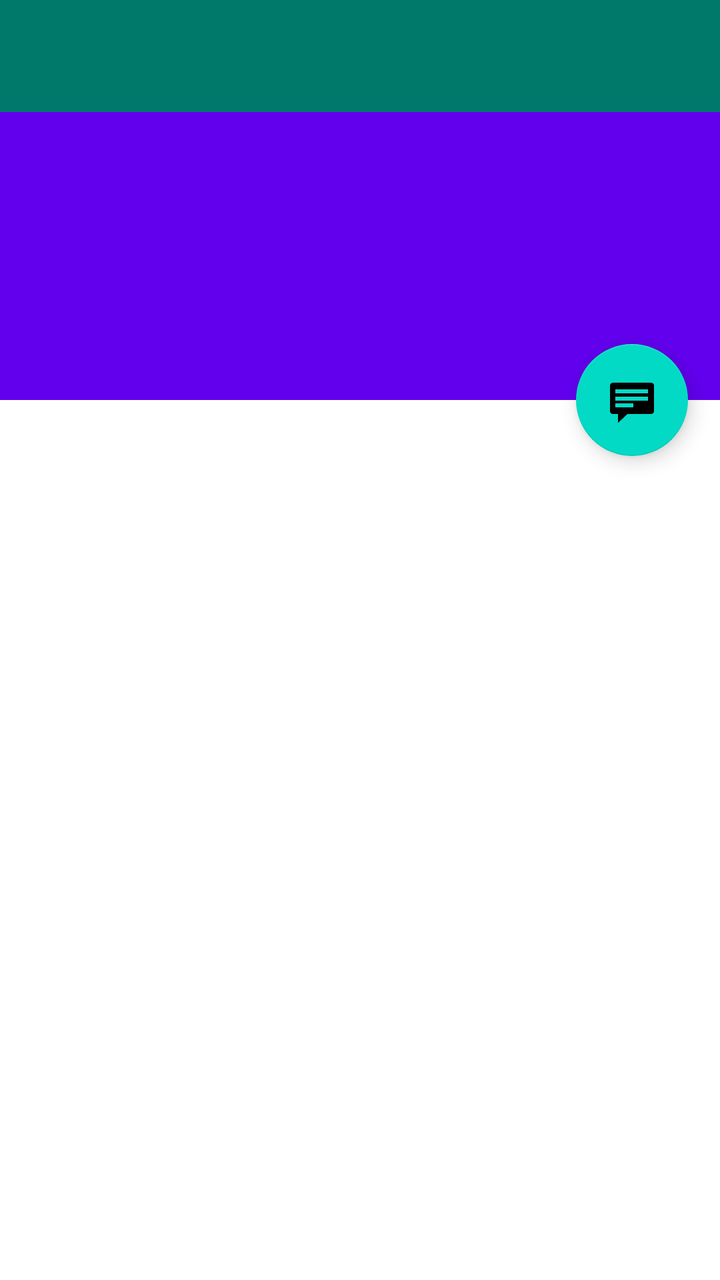
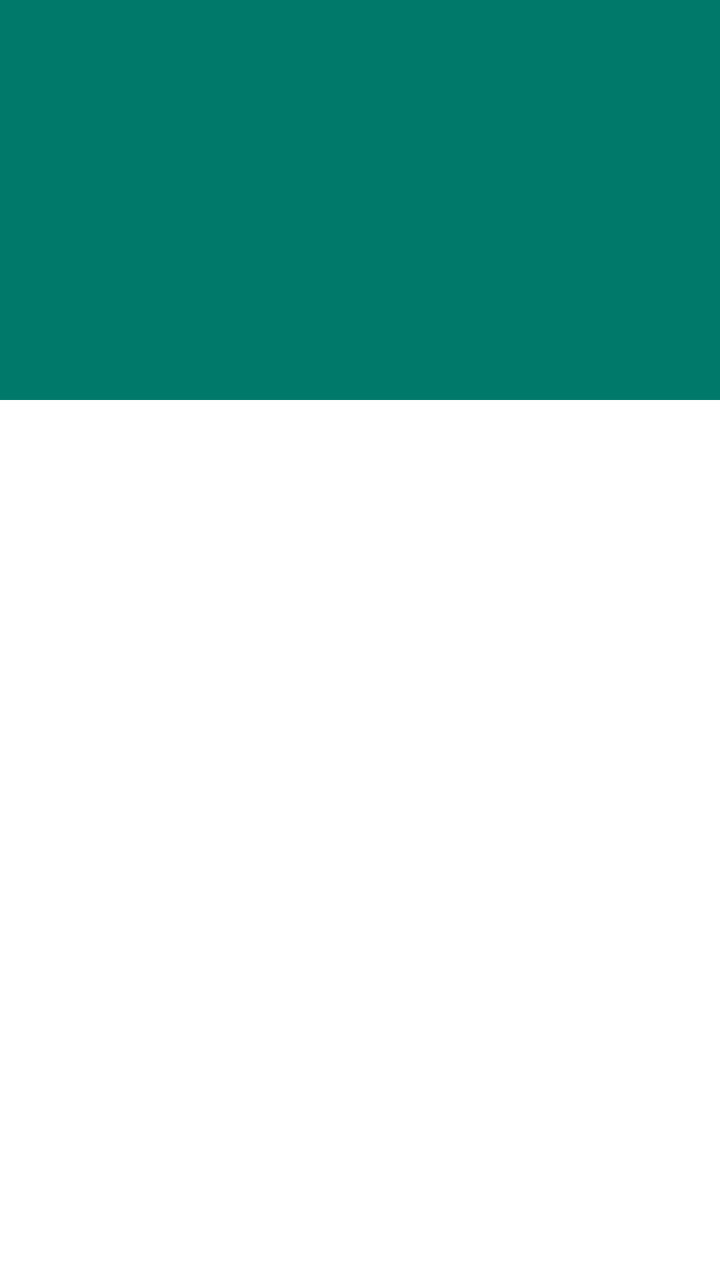

The first picture is an Android layout as it rendered before a commit; the second is the same layout after the commit. The layout source and the unified diff follow.
<!-- AndroidManifest.xml: activity theme AppTheme.NoActionBar -->
<!-- res/layout/activity_credential_detail.xml -->
<?xml version="1.0" encoding="utf-8"?>
<androidx.coordinatorlayout.widget.CoordinatorLayout xmlns:android="http://schemas.android.com/apk/res/android"
    xmlns:app="http://schemas.android.com/apk/res-auto"
    xmlns:tools="http://schemas.android.com/tools"
    android:layout_width="match_parent"
    android:layout_height="match_parent"
    android:fitsSystemWindows="true"
    tools:context=".CredentialDetailActivity"
    tools:ignore="MergeRootFrame">

    <com.google.android.material.appbar.AppBarLayout
        android:id="@+id/app_bar"
        android:layout_width="match_parent"
        android:layout_height="@dimen/app_bar_height"
        android:fitsSystemWindows="true"
        android:theme="@style/AppTheme.NoActionBar">

        <com.google.android.material.appbar.CollapsingToolbarLayout
            android:id="@+id/toolbar_layout"
            android:layout_width="match_parent"
            android:layout_height="match_parent"
            android:fitsSystemWindows="true"
            app:contentScrim="@color/teal_700"
            app:layout_scrollFlags="scroll|exitUntilCollapsed"
            app:toolbarId="@+id/toolbar">

            <androidx.appcompat.widget.Toolbar
                android:id="@+id/detail_toolbar"
                android:layout_width="match_parent"
                android:background="@color/teal_700"
                android:layout_height="?attr/actionBarSize"
                app:layout_collapseMode="pin"
                app:popupTheme="@style/ThemeOverlay.AppCompat.Light" />

        </com.google.android.material.appbar.CollapsingToolbarLayout>

    </com.google.android.material.appbar.AppBarLayout>

    <androidx.core.widget.NestedScrollView
        android:id="@+id/credential_detail_container"
        android:layout_width="match_parent"
        android:layout_height="match_parent"
        app:layout_behavior="@string/appbar_scrolling_view_behavior" />

    <com.google.android.material.floatingactionbutton.FloatingActionButton
        android:id="@+id/fab"
        android:layout_width="wrap_content"
        android:layout_height="wrap_content"
        android:layout_gravity="center_vertical|start"
        android:layout_margin="@dimen/fab_margin"
        app:layout_anchor="@+id/credential_detail_container"
        app:layout_anchorGravity="top|end"
        app:srcCompat="@android:drawable/stat_notify_chat" />

</androidx.coordinatorlayout.widget.CoordinatorLayout>
<!-- resources referenced by this layout -->
<resources>
  <color name="teal_700">#00796B</color>
  <dimen name="app_bar_height">200dp</dimen>
  <dimen name="fab_margin">16dp</dimen>
  <style name="AppTheme.NoActionBar" parent="Theme.MaterialComponents.DayNight.NoActionBar">
          <item name="toolbarStyle">@style/WhiteToolbar</item>
      </style>
  <style name="WhiteToolbar" parent="Widget.AppCompat.Toolbar">
          <item name="titleTextColor">@android:color/white</item>
          <item name="navigationIconTint">@android:color/white</item>
      </style>
</resources>

<!-- the commit's change to res/layout/activity_credential_detail.xml (unified diff, before → after) -->
@@ -20,7 +20,7 @@
             android:layout_width="match_parent"
             android:layout_height="match_parent"
             android:fitsSystemWindows="true"
-            app:contentScrim="@color/teal_700"
+            android:background="@color/teal_700"
             app:layout_scrollFlags="scroll|exitUntilCollapsed"
             app:toolbarId="@+id/toolbar">
 
@@ -42,14 +42,4 @@
         android:layout_height="match_parent"
         app:layout_behavior="@string/appbar_scrolling_view_behavior" />
 
-    <com.google.android.material.floatingactionbutton.FloatingActionButton
-        android:id="@+id/fab"
-        android:layout_width="wrap_content"
-        android:layout_height="wrap_content"
-        android:layout_gravity="center_vertical|start"
-        android:layout_margin="@dimen/fab_margin"
-        app:layout_anchor="@+id/credential_detail_container"
-        app:layout_anchorGravity="top|end"
-        app:srcCompat="@android:drawable/stat_notify_chat" />
-
 </androidx.coordinatorlayout.widget.CoordinatorLayout>
<!-- resource entries referenced after the edit -->
@@ -2,7 +2,6 @@
 <resources>
   <color name="teal_700">#00796B</color>
   <dimen name="app_bar_height">200dp</dimen>
-  <dimen name="fab_margin">16dp</dimen>
   <style name="AppTheme.NoActionBar" parent="Theme.MaterialComponents.DayNight.NoActionBar">
           <item name="toolbarStyle">@style/WhiteToolbar</item>
       </style>
